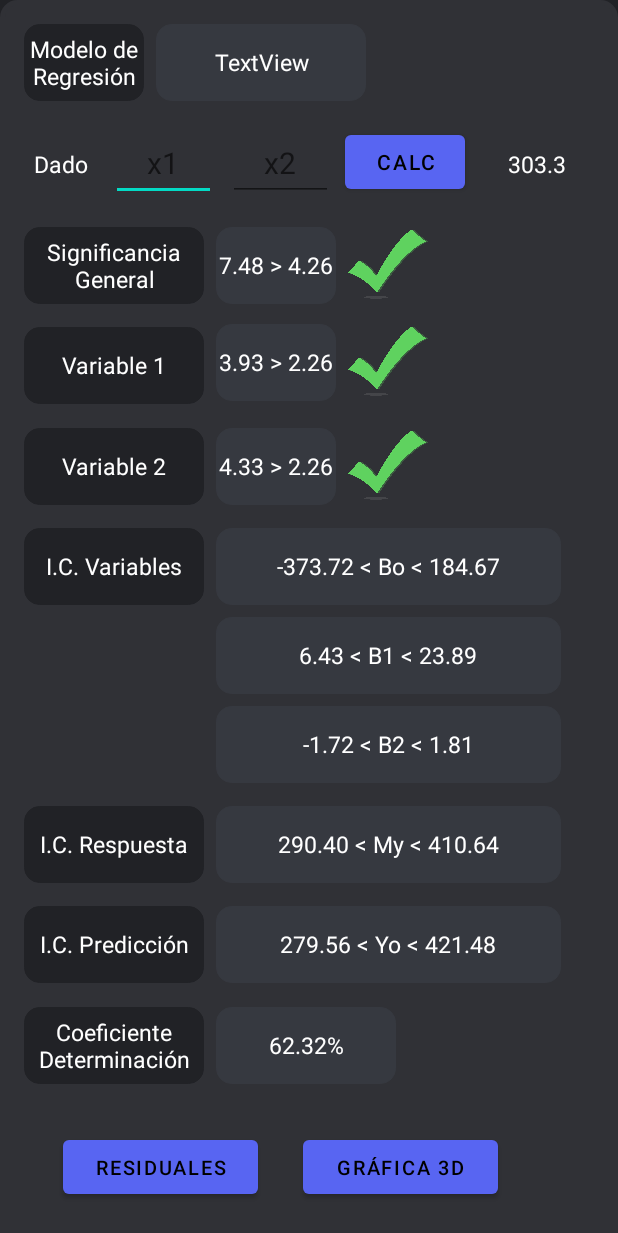
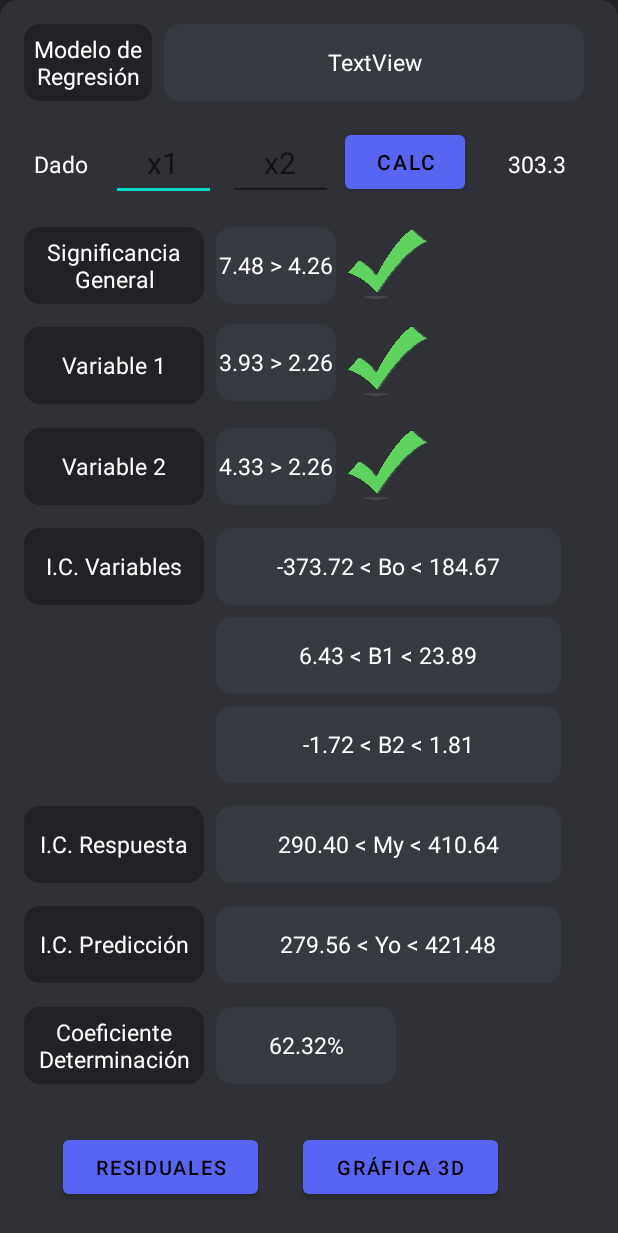
Before and after one commit to Dogeedog/solvingalgopart2, an Android app: the layout activity_solved.xml on its own in the app's theme, with its tools: preview values and no code run, on a phone screen of 412 x 824 dp. Shown: the top 1233 px of the screen. Run offline under Robolectric (Android 15) with nearby library versions, the phone set to English and light mode, and no system bars.

Commit message:
solves thingy

```diff
--- a/app/src/main/res/layout/activity_solved.xml
+++ b/app/src/main/res/layout/activity_solved.xml
@@ -13,7 +13,7 @@
 
         <TextView
             android:id="@+id/regmod"
-            android:layout_width="80dp"
+            android:layout_width="85dp"
             android:layout_height="51dp"
             android:layout_marginStart="16dp"
             android:layout_marginTop="16dp"
@@ -21,7 +21,7 @@
             android:gravity="center"
             android:text="@string/reg"
             android:textColor="@color/white"
-            android:textSize="15dp"
+            android:textSize="15sp"
             app:flow_verticalAlign="bottom"
             app:layout_constraintStart_toStartOf="parent"
             app:layout_constraintTop_toTopOf="parent" />
@@ -29,7 +29,7 @@
 
         <TextView
             android:id="@+id/textView2"
-            android:layout_width="140dp"
+            android:layout_width="280dp"
             android:layout_height="51dp"
             android:layout_marginStart="8dp"
             android:layout_marginTop="16dp"
@@ -38,8 +38,7 @@
             android:text="TextView"
             android:textAlignment="center"
             android:textColor="@color/white"
-
-            android:textSize="15dp"
+            android:textSize="15sp"
             app:layout_constraintStart_toEndOf="@+id/regmod"
             app:layout_constraintTop_toTopOf="parent" />
 
@@ -53,7 +52,7 @@
             android:gravity="center"
             android:text="@string/given"
             android:textColor="@color/white"
-            android:textSize="15dp"
+            android:textSize="15sp"
             app:flow_verticalAlign="bottom"
             app:layout_constraintStart_toStartOf="parent"
             app:layout_constraintTop_toTopOf="parent" />
@@ -69,7 +68,7 @@
             android:inputType="number"
             android:textAlignment="center"
             android:textColor="@color/white"
-            android:textSize="20dp"
+            android:textSize="20sp"
             app:layout_constraintStart_toEndOf="@+id/given"
             app:layout_constraintTop_toTopOf="parent" />
 
@@ -84,7 +83,7 @@
             android:inputType="number"
             android:textAlignment="center"
             android:textColor="@color/white"
-            android:textSize="20dp"
+            android:textSize="20sp"
             app:layout_constraintStart_toEndOf="@+id/mean"
             app:layout_constraintTop_toTopOf="parent" />
 
@@ -108,7 +107,7 @@
             android:gravity="center"
             android:text="303.3"
             android:textColor="@color/white"
-            android:textSize="15dp"
+            android:textSize="15sp"
             app:flow_verticalAlign="bottom"
             app:layout_constraintStart_toEndOf="@+id/button3"
             app:layout_constraintTop_toTopOf="parent" />
@@ -123,7 +122,7 @@
             android:gravity="center"
             android:text="@string/signific"
             android:textColor="@color/white"
-            android:textSize="15dp"
+            android:textSize="15sp"
             app:flow_verticalAlign="bottom"
             app:layout_constraintStart_toStartOf="parent"
             app:layout_constraintTop_toTopOf="parent" />
@@ -138,7 +137,7 @@
             android:gravity="center"
             android:text="7.48 > 4.26"
             android:textColor="@color/white"
-            android:textSize="15dp"
+            android:textSize="15sp"
             app:flow_verticalAlign="bottom"
             app:layout_constraintStart_toEndOf="@+id/regmod3"
             app:layout_constraintTop_toTopOf="parent" />
@@ -163,7 +162,7 @@
             android:gravity="center"
             android:text="@string/varsigni1"
             android:textColor="@color/white"
-            android:textSize="15dp"
+            android:textSize="15sp"
             app:flow_verticalAlign="bottom"
             app:layout_constraintStart_toStartOf="parent"
             app:layout_constraintTop_toTopOf="parent" />
@@ -178,7 +177,7 @@
             android:gravity="center"
             android:text="3.93 > 2.26"
             android:textColor="@color/white"
-            android:textSize="15dp"
+            android:textSize="15sp"
             app:flow_verticalAlign="bottom"
             app:layout_constraintStart_toEndOf="@+id/regmod4"
             app:layout_constraintTop_toTopOf="parent" />
@@ -203,7 +202,7 @@
             android:gravity="center"
             android:text="@string/varsigni2"
             android:textColor="@color/white"
-            android:textSize="15dp"
+            android:textSize="15sp"
             app:flow_verticalAlign="bottom"
             app:layout_constraintStart_toStartOf="parent"
             app:layout_constraintTop_toTopOf="parent" />
@@ -218,7 +217,7 @@
             android:gravity="center"
             android:text="4.33 > 2.26"
             android:textColor="@color/white"
-            android:textSize="15dp"
+            android:textSize="15sp"
             app:flow_verticalAlign="bottom"
             app:layout_constraintStart_toEndOf="@+id/regmod5"
             app:layout_constraintTop_toTopOf="parent" />
@@ -243,7 +242,7 @@
             android:gravity="center"
             android:text="@string/ic1"
             android:textColor="@color/white"
-            android:textSize="15dp"
+            android:textSize="15sp"
             app:flow_verticalAlign="bottom"
             app:layout_constraintStart_toStartOf="parent"
             app:layout_constraintTop_toTopOf="parent" />
@@ -258,7 +257,7 @@
             android:gravity="center"
             android:text="-373.72 &lt; Bo &lt; 184.67"
             android:textColor="@color/white"
-            android:textSize="15dp"
+            android:textSize="15sp"
             app:flow_verticalAlign="bottom"
             app:layout_constraintStart_toEndOf="@+id/regmod6"
             app:layout_constraintTop_toTopOf="parent" />
@@ -273,7 +272,7 @@
             android:gravity="center"
             android:text="6.43 &lt; B1 &lt; 23.89"
             android:textColor="@color/white"
-            android:textSize="15dp"
+            android:textSize="15sp"
             app:flow_verticalAlign="bottom"
             app:layout_constraintStart_toStartOf="parent"
             app:layout_constraintTop_toBottomOf="@+id/given6" />
@@ -288,7 +287,7 @@
             android:gravity="center"
             android:text="-1.72 &lt; B2 &lt; 1.81"
             android:textColor="@color/white"
-            android:textSize="15dp"
+            android:textSize="15sp"
             app:flow_verticalAlign="bottom"
             app:layout_constraintStart_toStartOf="parent"
             app:layout_constraintTop_toBottomOf="@+id/given7" />
@@ -303,7 +302,7 @@
             android:gravity="center"
             android:text="@string/ic2"
             android:textColor="@color/white"
-            android:textSize="15dp"
+            android:textSize="15sp"
             app:flow_verticalAlign="bottom"
             app:layout_constraintStart_toStartOf="parent"
             app:layout_constraintTop_toTopOf="parent" />
@@ -318,7 +317,7 @@
             android:gravity="center"
             android:text="290.40 &lt; My &lt; 410.64"
             android:textColor="@color/white"
-            android:textSize="15dp"
+            android:textSize="15sp"
             app:flow_verticalAlign="bottom"
             app:layout_constraintStart_toEndOf="@+id/regmod7"
             app:layout_constraintTop_toTopOf="parent" />
@@ -333,7 +332,7 @@
             android:gravity="center"
             android:text="@string/ic3"
             android:textColor="@color/white"
-            android:textSize="15dp"
+            android:textSize="15sp"
             app:flow_verticalAlign="bottom"
             app:layout_constraintStart_toStartOf="parent"
             app:layout_constraintTop_toTopOf="parent" />
@@ -348,7 +347,7 @@
             android:gravity="center"
             android:text="279.56 &lt; Yo &lt; 421.48"
             android:textColor="@color/white"
-            android:textSize="15dp"
+            android:textSize="15sp"
             app:flow_verticalAlign="bottom"
             app:layout_constraintStart_toEndOf="@+id/regmod8"
             app:layout_constraintTop_toTopOf="parent" />
@@ -363,7 +362,7 @@
             android:gravity="center"
             android:text="@string/coef"
             android:textColor="@color/white"
-            android:textSize="15dp"
+            android:textSize="15sp"
             app:flow_verticalAlign="bottom"
             app:layout_constraintStart_toStartOf="parent"
             app:layout_constraintTop_toTopOf="parent" />
@@ -378,7 +377,7 @@
             android:gravity="center"
             android:text="62.32%"
             android:textColor="@color/white"
-            android:textSize="15dp"
+            android:textSize="15sp"
             app:flow_verticalAlign="bottom"
             app:layout_constraintStart_toEndOf="@+id/regmod10"
             app:layout_constraintTop_toTopOf="parent" />
@@ -389,7 +388,7 @@
             android:layout_height="wrap_content"
             android:layout_marginTop="754dp"
             android:layout_marginEnd="240dp"
-            android:textSize="13dp"
+            android:textSize="13sp"
             android:text="@string/resid"
             app:layout_constraintEnd_toEndOf="parent"
             app:layout_constraintTop_toTopOf="parent" />
@@ -401,7 +400,7 @@
             android:layout_marginTop="754dp"
             android:layout_marginEnd="80dp"
             android:onClick="graph"
-            android:textSize="13dp"
+            android:textSize="13sp"
             android:text="@string/graf"
             app:layout_constraintEnd_toEndOf="parent"
             app:layout_constraintTop_toTopOf="parent" />
```
Also changed, not shown: app/src/main/java/com/example/linearplexsolver/MainActivity.java (+36 -19 lines), app/src/main/java/com/example/linearplexsolver/solved.java (+5 -17 lines), app/src/main/res/layout/activity_main.xml (+0 -9 lines).
